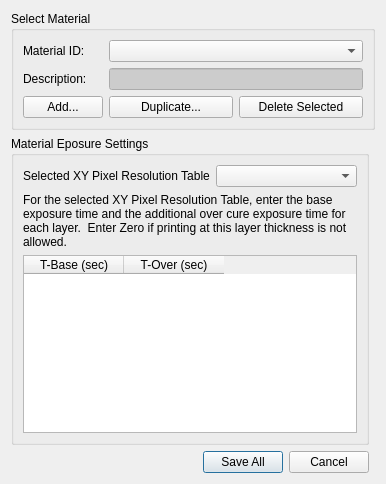
Qt form B9Creator/dlgmaterialsmanager.ui (B9Creations/B9Creator) before a commit.
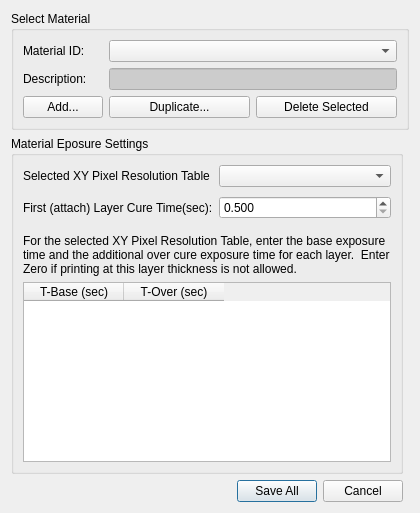
The same form after that commit.

Patch:
```diff
--- a/B9Creator/dlgmaterialsmanager.ui
+++ b/B9Creator/dlgmaterialsmanager.ui
@@ -6,8 +6,8 @@
    <rect>
     <x>0</x>
     <y>0</y>
-    <width>386</width>
-    <height>484</height>
+    <width>420</width>
+    <height>513</height>
    </rect>
   </property>
   <property name="windowTitle">
@@ -241,7 +241,7 @@
         </property>
        </widget>
       </item>
-      <item row="1" column="0" colspan="2">
+      <item row="4" column="0" colspan="2">
        <widget class="QLabel" name="label_4">
         <property name="text">
          <string>For the selected XY Pixel Resolution Table, enter the base exposure time and the additional over cure exposure time for each layer.  Enter Zero if printing at this layer thickness is not allowed.</string>
@@ -251,7 +251,7 @@
         </property>
        </widget>
       </item>
-      <item row="2" column="0" colspan="2">
+      <item row="6" column="0" colspan="2">
        <widget class="QTableWidget" name="tableWidget">
         <property name="toolTip">
          <string>Exposure settings for a given material and xy pixel size.</string>
@@ -271,6 +271,61 @@
         </column>
        </widget>
       </item>
+      <item row="2" column="0">
+       <widget class="QLabel" name="label_5">
+        <property name="text">
+         <string>First (attach) Layer Cure Time(sec):</string>
+        </property>
+       </widget>
+      </item>
+      <item row="2" column="1">
+       <widget class="QDoubleSpinBox" name="doubleSpinBox">
+        <property name="toolTip">
+         <string>Time to cure the intial (attach) layer.</string>
+        </property>
+        <property name="whatsThis">
+         <string>Time to cure the intial (attach) layer.  This time is independent of the layer thickness as we always start at zero.  This is to provide a solid reference for the rest of the layers.</string>
+        </property>
+        <property name="decimals">
+         <number>3</number>
+        </property>
+        <property name="minimum">
+         <double>0.500000000000000</double>
+        </property>
+        <property name="maximum">
+         <double>60.000000000000000</double>
+        </property>
+        <property name="singleStep">
+         <double>0.500000000000000</double>
+        </property>
+       </widget>
+      </item>
+      <item row="3" column="0" colspan="2">
+       <spacer name="verticalSpacer">
+        <property name="orientation">
+         <enum>Qt::Vertical</enum>
+        </property>
+        <property name="sizeHint" stdset="0">
+         <size>
+          <width>20</width>
+          <height>20</height>
+         </size>
+        </property>
+       </spacer>
+      </item>
+      <item row="1" column="0" colspan="2">
+       <spacer name="verticalSpacer_2">
+        <property name="orientation">
+         <enum>Qt::Vertical</enum>
+        </property>
+        <property name="sizeHint" stdset="0">
+         <size>
+          <width>20</width>
+          <height>15</height>
+         </size>
+        </property>
+       </spacer>
+      </item>
      </layout>
     </widget>
    </item>
```
Left out of the diff: 5 changed lines with no effect on the pictures.
